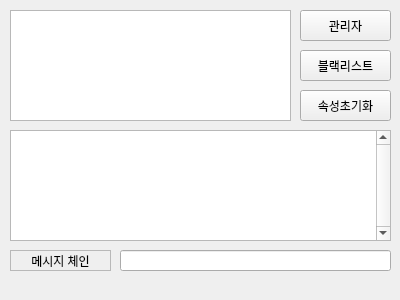
Old version of the form jsonserver/mainwindow.ui in the repository iAmVeryQT/jsonchat_bonexgu.
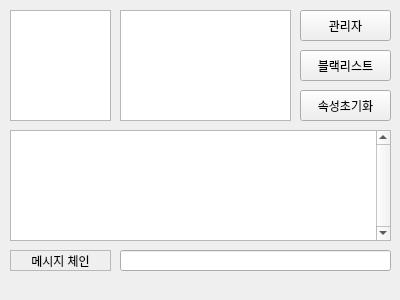
New version of the form.

Patch:
```diff
--- a/jsonserver/mainwindow.ui
+++ b/jsonserver/mainwindow.ui
@@ -85,16 +85,6 @@
      <bool>true</bool>
     </property>
    </widget>
-   <widget class="QTableWidget" name="user">
-    <property name="geometry">
-     <rect>
-      <x>10</x>
-      <y>10</y>
-      <width>281</width>
-      <height>111</height>
-     </rect>
-    </property>
-   </widget>
    <widget class="QListWidget" name="log">
     <property name="geometry">
      <rect>
@@ -108,6 +98,26 @@
      <enum>Qt::ScrollBarAlwaysOn</enum>
     </property>
    </widget>
+   <widget class="QListWidget" name="room">
+    <property name="geometry">
+     <rect>
+      <x>10</x>
+      <y>10</y>
+      <width>101</width>
+      <height>111</height>
+     </rect>
+    </property>
+   </widget>
+   <widget class="QListWidget" name="user">
+    <property name="geometry">
+     <rect>
+      <x>120</x>
+      <y>10</y>
+      <width>171</width>
+      <height>111</height>
+     </rect>
+    </property>
+   </widget>
   </widget>
   <widget class="QStatusBar" name="statusBar">
    <property name="sizeGripEnabled">
```
